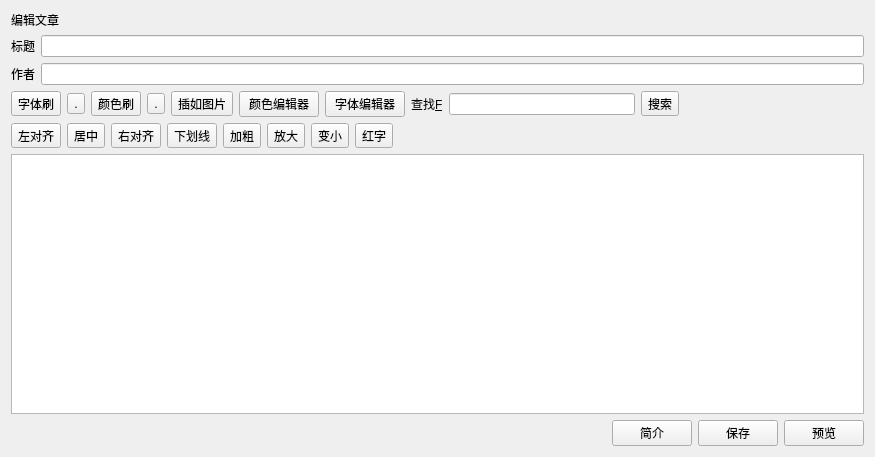
Deviluna/MediaIDE_free, file testwidget.ui: the form before one commit.
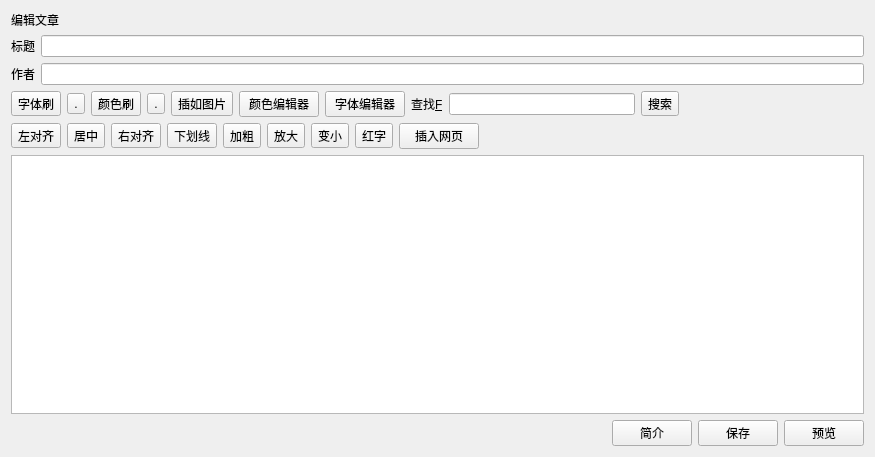
The form after the commit.

Patch:
```diff
--- a/testwidget.ui
+++ b/testwidget.ui
@@ -193,6 +193,13 @@
        </property>
       </widget>
      </item>
+     <item>
+      <widget class="QPushButton" name="pushButton_6">
+       <property name="text">
+        <string>插入网页</string>
+       </property>
+      </widget>
+     </item>
      <item>
       <spacer name="horizontalSpacer_2">
        <property name="orientation">
```
